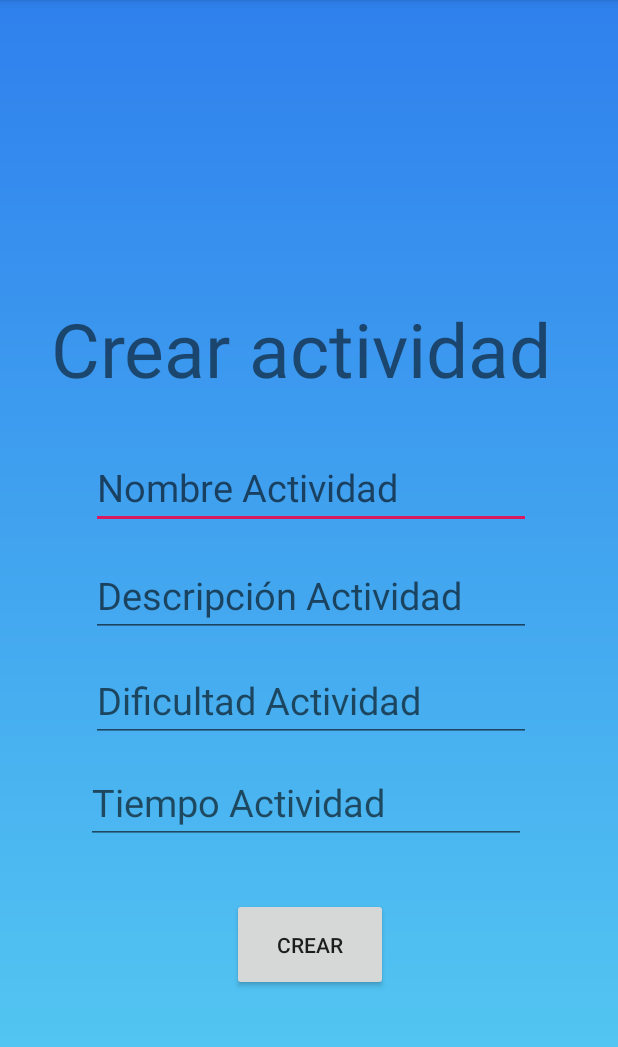
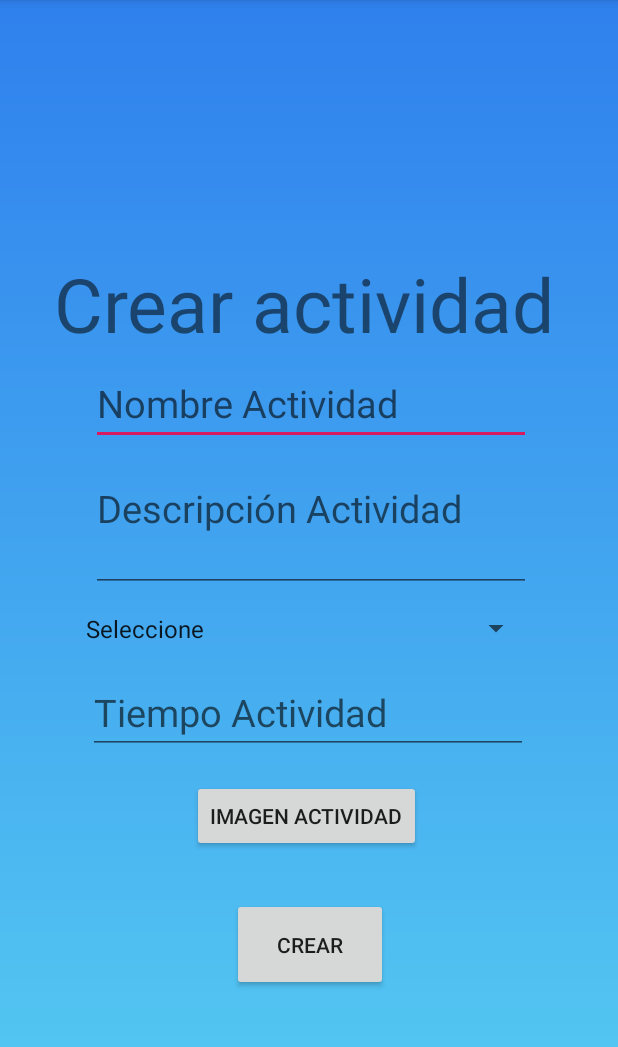
Before and after one commit to juanjogg/gestion, an Android app: the CrearActividad screen opened directly, with no data from a screen before it, on a phone screen of 412 x 824 dp, the part 84-1131 px from its top. Run offline under Robolectric (Android 15) with nearby library versions, the phone set to English and light mode, and no system bars.

Commit message:
Creación de spinner dificultades, creación boton agg imagen, cambio a TextBox: dificultad actividad

```diff
--- a/app/build.gradle
+++ b/app/build.gradle
@@ -37,5 +37,6 @@ dependencies {
     androidTestImplementation 'com.android.support.test.espresso:espresso-core:3.0.2'
     implementation 'com.android.support:recyclerview-v7:27.1.1'
     implementation 'com.android.support:cardview-v7:27.1.1'
+    implementation 'com.android.support:design:27.1.1'
 }
 apply plugin: 'com.google.gms.google-services'
--- a/app/src/main/java/com/example/healthycards/CrearActividad.java
+++ b/app/src/main/java/com/example/healthycards/CrearActividad.java
@@ -3,22 +3,37 @@ package com.example.healthycards;
 import android.os.Bundle;
 
 import android.support.v7.app.AppCompatActivity;
+import android.widget.ArrayAdapter;
 import android.widget.Button;
 import android.widget.EditText;
+import android.widget.Spinner;
 
 public class CrearActividad extends AppCompatActivity {
 
     private EditText nombreAct, etDescripcion, etDificultad, etTiempo;
     private Button btnEnviar;
 
+    Spinner comboDificultad;
+
     @Override
     protected void onCreate(Bundle savedInstanceState) {
         super.onCreate(savedInstanceState);
         setContentView(R.layout.crear_actividad);
 
+
+        comboDificultad = findViewById(R.id.spinDifiActividad);
+        ArrayAdapter<CharSequence> adapter = ArrayAdapter.createFromResource(this, R.array.combo_dificultades, android.R.layout.simple_spinner_item);
+        comboDificultad.setAdapter(adapter);
+
+
         nombreAct = findViewById(R.id.txtnombreActividad);
         etDescripcion = findViewById(R.id.txtdescActividad);
-        etDificultad = findViewById(R.id.txtdifiActividad);
+
+        //OJO: Hacer casteo acá para poder leer el dato.
+        //etDificultad = findViewById(R.id.spinDifiActividad);
+
         etTiempo = findViewById(R.id.txttiempoActividad);
     }
+
+
 }
--- a/app/src/main/res/layout/crear_actividad.xml
+++ b/app/src/main/res/layout/crear_actividad.xml
@@ -15,9 +15,9 @@
         android:layout_alignParentEnd="true"
         android:layout_alignParentRight="true"
         android:layout_alignParentBottom="true"
-        android:layout_marginEnd="44dp"
-        android:layout_marginRight="44dp"
-        android:layout_marginBottom="502dp"
+        android:layout_marginEnd="42dp"
+        android:layout_marginRight="42dp"
+        android:layout_marginBottom="532dp"
         android:text="Crear actividad"
         android:textSize="50sp" />
 
@@ -30,45 +30,40 @@
         android:layout_alignParentBottom="true"
         android:layout_marginEnd="58dp"
         android:layout_marginRight="58dp"
-        android:layout_marginBottom="415dp"
+        android:layout_marginBottom="471dp"
         android:ems="10"
         android:hint="Nombre Actividad"
-        android:inputType="textPersonName"
+        android:inputType="textMultiLine"
         android:textColor="#ffffff"
         android:textSize="25sp" />
 
     <EditText
         android:id="@+id/txtdescActividad"
         android:layout_width="wrap_content"
-        android:layout_height="wrap_content"
+        android:layout_height="111dp"
         android:layout_alignParentEnd="true"
         android:layout_alignParentRight="true"
         android:layout_alignParentBottom="true"
         android:layout_marginEnd="58dp"
         android:layout_marginRight="58dp"
-        android:layout_marginBottom="343dp"
+        android:layout_marginBottom="373dp"
         android:ems="10"
         android:hint="Descripción Actividad"
         android:inputType="textPersonName"
         android:textColor="#ffffff"
         android:textSize="25sp" />
 
-
-    <EditText
-        android:id="@+id/txtdifiActividad"
-        android:layout_width="wrap_content"
-        android:layout_height="wrap_content"
+    <Spinner
+        android:id="@+id/spinDifiActividad"
+        android:layout_width="305dp"
+        android:layout_height="50dp"
         android:layout_alignParentEnd="true"
         android:layout_alignParentRight="true"
         android:layout_alignParentBottom="true"
-        android:layout_marginEnd="58dp"
-        android:layout_marginRight="58dp"
-        android:layout_marginBottom="273dp"
-        android:ems="10"
-        android:hint="Dificultad Actividad"
-        android:inputType="textPersonName"
-        android:textColor="#ffffff"
-        android:textSize="25sp" />
+        android:layout_marginEnd="57dp"
+        android:layout_marginRight="57dp"
+        android:layout_marginBottom="324dp" />
+
 
     <EditText
         android:id="@+id/txttiempoActividad"
@@ -77,14 +72,26 @@
         android:layout_alignParentEnd="true"
         android:layout_alignParentRight="true"
         android:layout_alignParentBottom="true"
-        android:layout_marginEnd="61dp"
-        android:layout_marginRight="61dp"
-        android:layout_marginBottom="205dp"
+        android:layout_marginEnd="60dp"
+        android:layout_marginRight="60dp"
+        android:layout_marginBottom="265dp"
         android:ems="10"
         android:hint="Tiempo Actividad"
         android:inputType="textPersonName"
         android:textColor="#ffffff"
         android:textSize="25sp" />
+
+    <Button
+        android:id="@+id/btnImagenActividad"
+        android:layout_width="wrap_content"
+        android:layout_height="wrap_content"
+        android:layout_alignParentEnd="true"
+        android:layout_alignParentRight="true"
+        android:layout_alignParentBottom="true"
+        android:layout_marginEnd="131dp"
+        android:layout_marginRight="131dp"
+        android:layout_marginBottom="200dp"
+        android:text="Imagen Actividad" />
 
     <Button
         android:id="@+id/btnCrearActividad"
@@ -98,4 +105,5 @@
         android:layout_marginBottom="107dp"
         android:text="Crear" />
 
+
 </RelativeLayout>
--- /dev/null
+++ b/app/src/main/res/values/dificultades.xml
@@ -0,0 +1,14 @@
+<?xml version="1.0" encoding="utf-8"?>
+<resources>
+
+    <string-array name="combo_dificultades">
+
+        <item>Seleccione</item>
+        <item>Fácil</item>
+        <item>Intermedio</item>
+        <item>Difícil</item>
+
+    </string-array>
+
+
+</resources>
```
